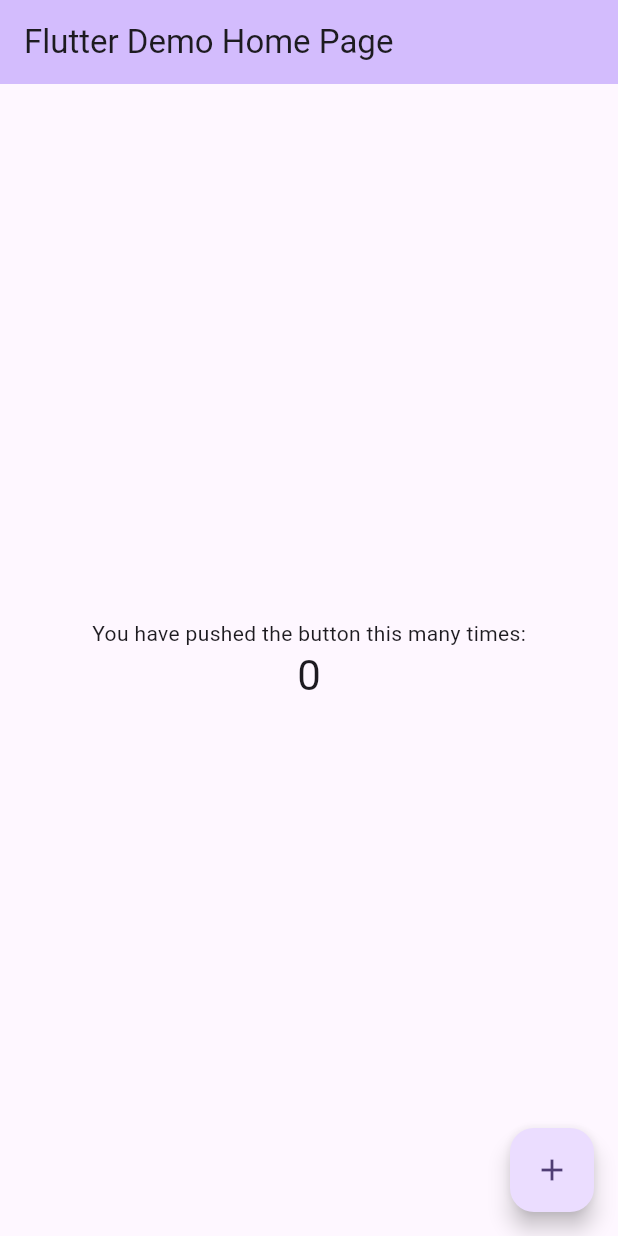
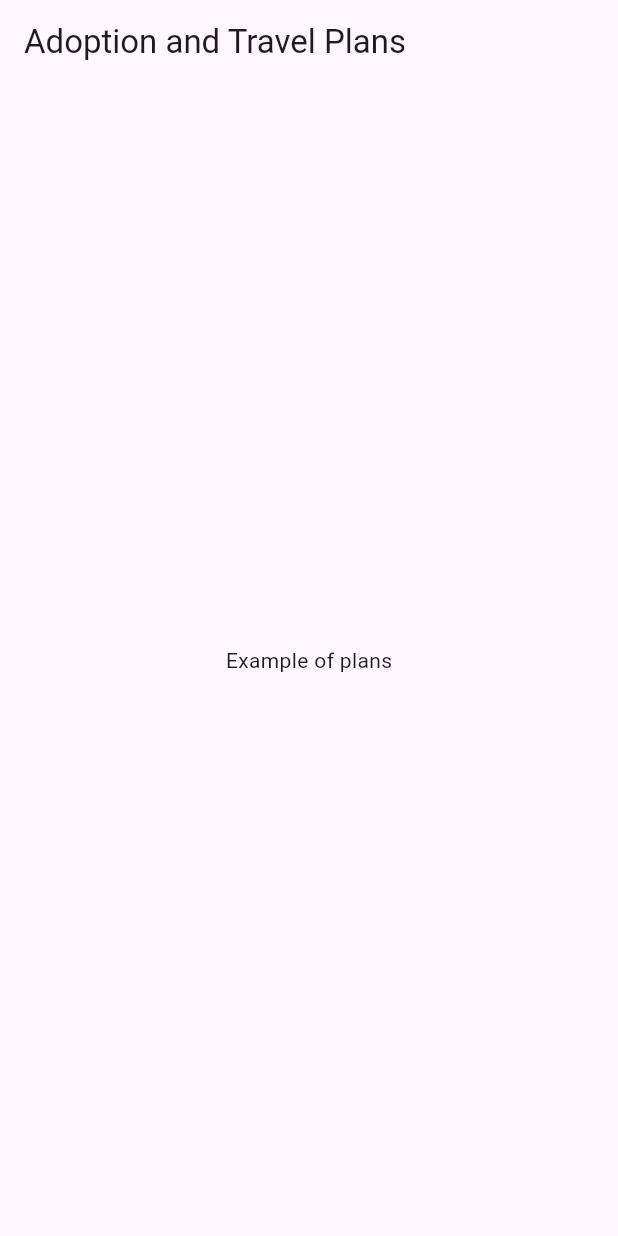
Before and after one commit to meoz23/cw4, a Flutter app: the screen it shows after launch, on a phone screen of 412 x 824 dp. Run offline on Flutter 3.47's test engine with Material 3 defaults, Android fonts, the phone set to English and light mode, and no system bars.

Commit message:
Created PlanManagerScreen widget

```diff
--- a/lib/main.dart
+++ b/lib/main.dart
@@ -1,125 +1,18 @@
 import 'package:flutter/material.dart';
-
+import 'screens/plan_manager_screen.dart';
 void main() {
-  runApp(const MyApp());
+  runApp(MyApp());
 }
 
 class MyApp extends StatelessWidget {
-  const MyApp({super.key});
-
-  // This widget is the root of your application.
   @override
   Widget build(BuildContext context) {
     return MaterialApp(
-      title: 'Flutter Demo',
+      title: 'Flutter Plan Manager',
       theme: ThemeData(
-        // This is the theme of your application.
-        //
-        // TRY THIS: Try running your application with "flutter run". You'll see
-        // the application has a purple toolbar. Then, without quitting the app,
-        // try changing the seedColor in the colorScheme below to Colors.green
-        // and then invoke "hot reload" (save your changes or press the "hot
-        // reload" button in a Flutter-supported IDE, or press "r" if you used
-        // the command line to start the app).
-        //
-        // Notice that the counter didn't reset back to zero; the application
-        // state is not lost during the reload. To reset the state, use hot
-        // restart instead.
-        //
-        // This works for code too, not just values: Most code changes can be
-        // tested with just a hot reload.
-        colorScheme: ColorScheme.fromSeed(seedColor: Colors.deepPurple),
-        useMaterial3: true,
+        primarySwatch: Colors.blue,
       ),
-      home: const MyHomePage(title: 'Flutter Demo Home Page'),
+      home: PlanManagerScreen(),
     );
   }
 }
-
-class MyHomePage extends StatefulWidget {
-  const MyHomePage({super.key, required this.title});
-
-  // This widget is the home page of your application. It is stateful, meaning
-  // that it has a State object (defined below) that contains fields that affect
-  // how it looks.
-
-  // This class is the configuration for the state. It holds the values (in this
-  // case the title) provided by the parent (in this case the App widget) and
-  // used by the build method of the State. Fields in a Widget subclass are
-  // always marked "final".
-
-  final String title;
-
-  @override
-  State<MyHomePage> createState() => _MyHomePageState();
-}
-
-class _MyHomePageState extends State<MyHomePage> {
-  int _counter = 0;
-
-  void _incrementCounter() {
-    setState(() {
-      // This call to setState tells the Flutter framework that something has
-      // changed in this State, which causes it to rerun the build method below
-      // so that the display can reflect the updated values. If we changed
-      // _counter without calling setState(), then the build method would not be
-      // called again, and so nothing would appear to happen.
-      _counter++;
-    });
-  }
-
-  @override
-  Widget build(BuildContext context) {
-    // This method is rerun every time setState is called, for instance as done
-    // by the _incrementCounter method above.
-    //
-    // The Flutter framework has been optimized to make rerunning build methods
-    // fast, so that you can just rebuild anything that needs updating rather
-    // than having to individually change instances of widgets.
-    return Scaffold(
-      appBar: AppBar(
-        // TRY THIS: Try changing the color here to a specific color (to
-        // Colors.amber, perhaps?) and trigger a hot reload to see the AppBar
-        // change color while the other colors stay the same.
-        backgroundColor: Theme.of(context).colorScheme.inversePrimary,
-        // Here we take the value from the MyHomePage object that was created by
-        // the App.build method, and use it to set our appbar title.
-        title: Text(widget.title),
-      ),
-      body: Center(
-        // Center is a layout widget. It takes a single child and positions it
-        // in the middle of the parent.
-        child: Column(
-          // Column is also a layout widget. It takes a list of children and
-          // arranges them vertically. By default, it sizes itself to fit its
-          // children horizontally, and tries to be as tall as its parent.
-          //
-          // Column has various properties to control how it sizes itself and
-          // how it positions its children. Here we use mainAxisAlignment to
-          // center the children vertically; the main axis here is the vertical
-          // axis because Columns are vertical (the cross axis would be
-          // horizontal).
-          //
-          // TRY THIS: Invoke "debug painting" (choose the "Toggle Debug Paint"
-          // action in the IDE, or press "p" in the console), to see the
-          // wireframe for each widget.
-          mainAxisAlignment: MainAxisAlignment.center,
-          children: <Widget>[
-            const Text(
-              'You have pushed the button this many times:',
-            ),
-            Text(
-              '$_counter',
-              style: Theme.of(context).textTheme.headlineMedium,
-            ),
-          ],
-        ),
-      ),
-      floatingActionButton: FloatingActionButton(
-        onPressed: _incrementCounter,
-        tooltip: 'Increment',
-        child: const Icon(Icons.add),
-      ), // This trailing comma makes auto-formatting nicer for build methods.
-    );
-  }
-}
--- /dev/null
+++ b/lib/models/plan.dart
@@ -0,0 +1,11 @@
+class Plan {
+  String name;
+  String description;
+  bool isCompleted;
+
+  Plan({
+    required this.name,
+    required this.description,
+    this.isCompleted = false,
+  });
+}
--- /dev/null
+++ b/lib/screens/plan_manager_screen.dart
@@ -0,0 +1,23 @@
+import 'package:flutter/material.dart';
+import '../models/plan.dart';
+
+class PlanManagerScreen extends StatefulWidget {
+  @override
+  _PlanManagerScreenState createState() => _PlanManagerScreenState();
+}
+
+class _PlanManagerScreenState extends State<PlanManagerScreen> {
+  List<Plan> plans = [];
+
+  @override
+  Widget build(BuildContext context) {
+    return Scaffold(
+      appBar: AppBar(
+        title: Text('Adoption and Travel Plans'),
+      ),
+      body: Center(
+        child: Text('Example of plans'),
+      ),
+    );
+  }
+}
```
